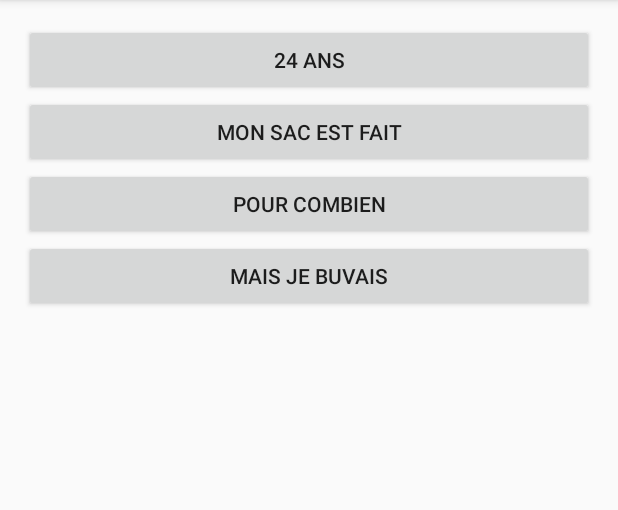
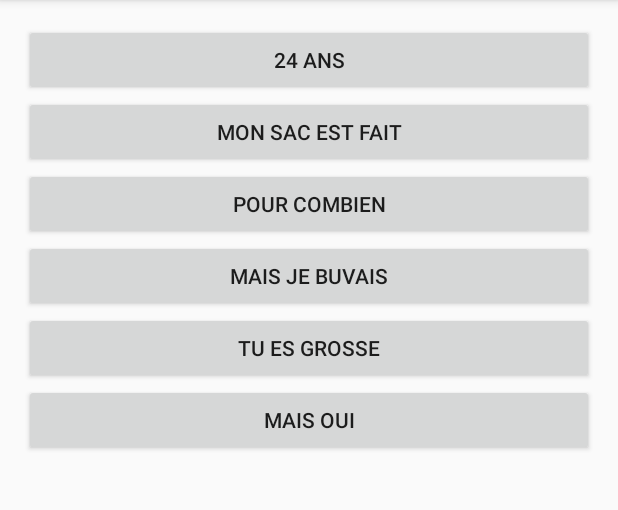
Before and after one commit to Sytha/TwentyFour, an Android app: the screen it shows after launch (MainActivity), on a phone screen of 412 x 824 dp, the part 84-594 px from its top. Run offline under Robolectric (Android 15) with nearby library versions, the phone set to English and light mode, and no system bars.

Commit message:
Added: -> tu es grosse Mélissandre -> MAIS OUIII

```diff
--- a/app/src/main/java/com/example/olivo/twentyfour/MainActivity.java
+++ b/app/src/main/java/com/example/olivo/twentyfour/MainActivity.java
@@ -37,6 +37,8 @@ public class MainActivity extends AppCompatActivity {
         final int sacId = sp.load(this, R.raw.mon_sac_est_fait, 1);
         final int combienId = sp.load(this, R.raw.pour_combien_de_personnes, 1);
         final int jeBuvaisId = sp.load(this, R.raw.mais_je_buvais, 1);
+        final int grosseId = sp.load(this, R.raw.tu_es_grosse, 1);
+        final int maisOuiId = sp.load(this, R.raw.mais_oui, 1);
 
 
         // buttons
@@ -44,6 +46,8 @@ public class MainActivity extends AppCompatActivity {
         Button bt_monSacEstFait = (Button)this.findViewById(R.id.monSacEstFait);
         Button bt_combien = (Button)this.findViewById(R.id.pourCombien);
         Button bt_jeBuvais = (Button)this.findViewById(R.id.maisJeBuvais);
+        Button bt_tuEsGrosse = (Button)this.findViewById(R.id.tuEsGrosse);
+        Button bt_maisOui = (Button)this.findViewById(R.id.maisOui);
 
 
         // onClick events
@@ -71,5 +75,17 @@ public class MainActivity extends AppCompatActivity {
                 sp.play(jeBuvaisId, 1, 1, 1, 0, 1);
             }
         });
+        // Tu es grosse, Mélissandre!
+        bt_tuEsGrosse.setOnClickListener(new View.OnClickListener() {
+            public void onClick(View v) {
+                sp.play(grosseId, 1, 1, 1, 0, 1);
+            }
+        });
+        // Mais je buvais! JE BUVAIIIS
+        bt_maisOui.setOnClickListener(new View.OnClickListener() {
+            public void onClick(View v) {
+                sp.play(maisOuiId, 1, 1, 1, 0, 1);
+            }
+        });
     }
 }
--- a/app/src/main/res/layout/activity_main.xml
+++ b/app/src/main/res/layout/activity_main.xml
@@ -38,6 +38,18 @@
             android:text="Mais je buvais"
             android:id="@+id/maisJeBuvais"
             android:layout_below="@+id/pourCombien"/>
+        <Button
+            android:layout_width="match_parent"
+            android:layout_height="wrap_content"
+            android:text="Tu es grosse"
+            android:id="@+id/tuEsGrosse"
+            android:layout_below="@+id/maisJeBuvais"/>
+        <Button
+            android:layout_width="match_parent"
+            android:layout_height="wrap_content"
+            android:text="Mais oui"
+            android:id="@+id/maisOui"
+            android:layout_below="@+id/tuEsGrosse"/>
 
     </RelativeLayout>
 </RelativeLayout>
```
Also changed, not shown: 2 other files.
